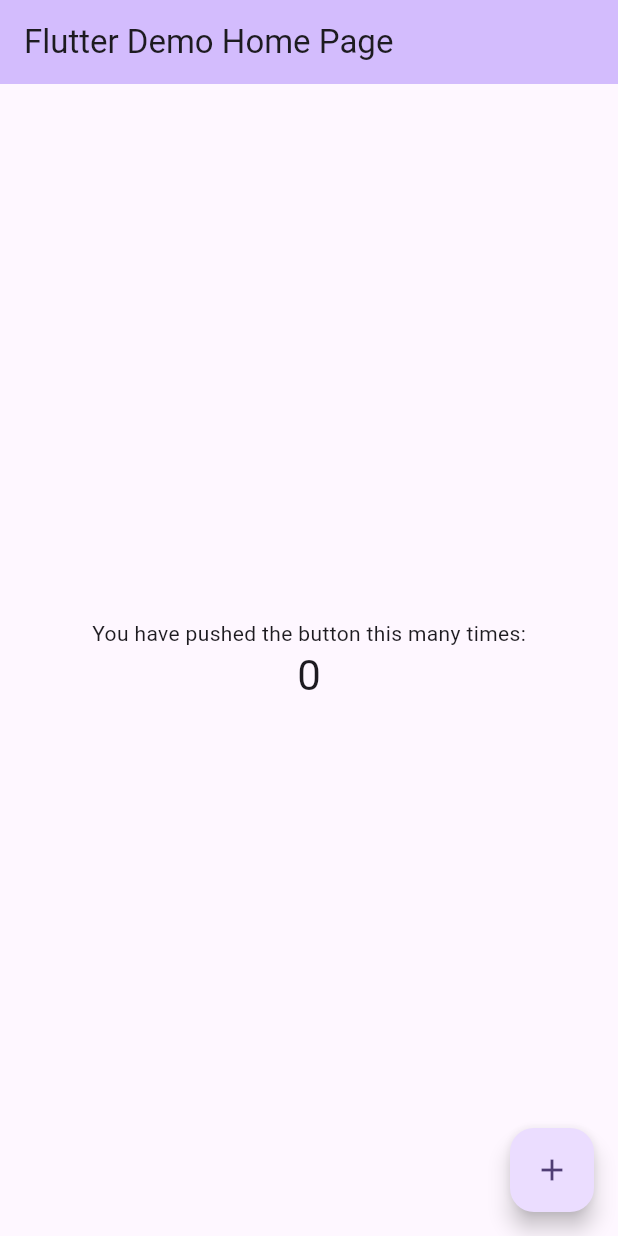
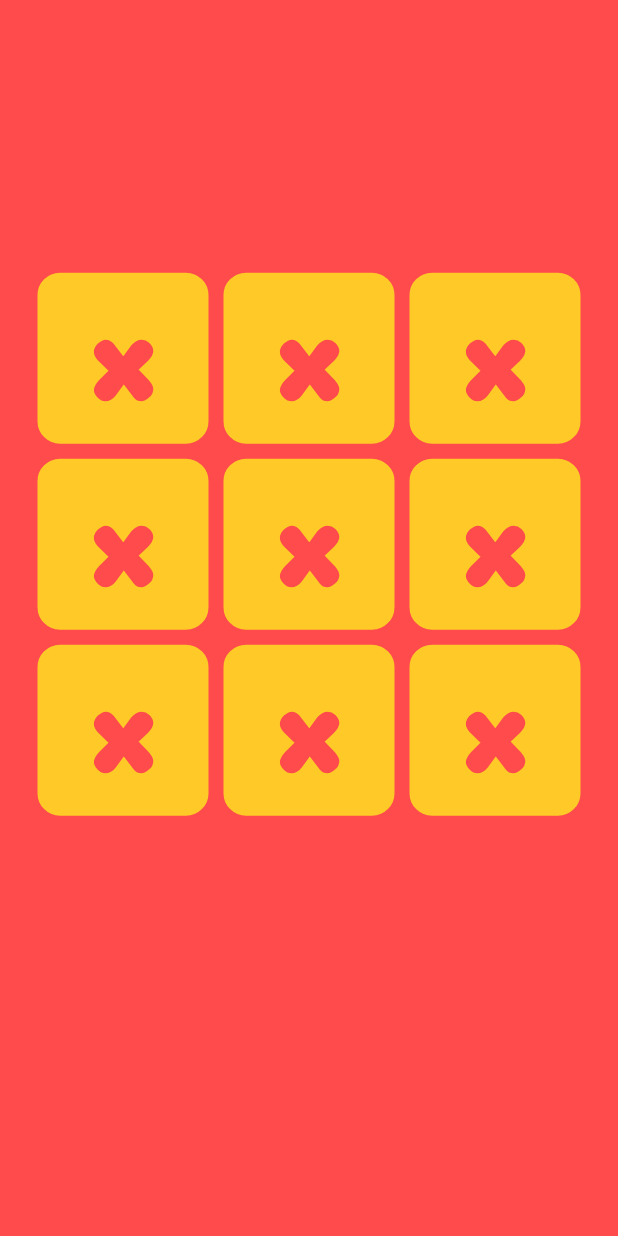
Before and after one commit to Mirzaazmath/flutter_tic_tac_toe_game, a Flutter app: the screen it shows after launch, on a phone screen of 412 x 824 dp. Run offline on Flutter 3.47's test engine with Material 3 defaults, Android fonts, the phone set to English and light mode, and no system bars.

Commit message:
added Game Screen UI

```diff
--- a/lib/main.dart
+++ b/lib/main.dart
@@ -1,125 +1,24 @@
 import 'package:flutter/material.dart';
+import 'package:tic_tac_toe_game/screens/play_game_screen.dart';
 
-void main() {
+void main(){
   runApp(const MyApp());
+
 }
-
 class MyApp extends StatelessWidget {
   const MyApp({super.key});
 
-  // This widget is the root of your application.
   @override
   Widget build(BuildContext context) {
-    return MaterialApp(
-      title: 'Flutter Demo',
+    return   MaterialApp(
+      debugShowCheckedModeBanner: false,
       theme: ThemeData(
-        // This is the theme of your application.
-        //
-        // TRY THIS: Try running your application with "flutter run". You'll see
-        // the application has a purple toolbar. Then, without quitting the app,
-        // try changing the seedColor in the colorScheme below to Colors.green
-        // and then invoke "hot reload" (save your changes or press the "hot
-        // reload" button in a Flutter-supported IDE, or press "r" if you used
-        // the command line to start the app).
-        //
-        // Notice that the counter didn't reset back to zero; the application
-        // state is not lost during the reload. To reset the state, use hot
-        // restart instead.
-        //
-        // This works for code too, not just values: Most code changes can be
-        // tested with just a hot reload.
-        colorScheme: ColorScheme.fromSeed(seedColor: Colors.deepPurple),
-        useMaterial3: true,
+        fontFamily: "Coiny",
+        primaryColor: const Color(0xffFF4b4b),
+        primaryColorLight:const  Color(0xffffca27),
+        primaryColorDark: const Color(0xff4169e8)
       ),
-      home: const MyHomePage(title: 'Flutter Demo Home Page'),
+      home: const PlayGameScreen(),
     );
   }
 }
-
-class MyHomePage extends StatefulWidget {
-  const MyHomePage({super.key, required this.title});
-
-  // This widget is the home page of your application. It is stateful, meaning
-  // that it has a State object (defined below) that contains fields that affect
-  // how it looks.
-
-  // This class is the configuration for the state. It holds the values (in this
-  // case the title) provided by the parent (in this case the App widget) and
-  // used by the build method of the State. Fields in a Widget subclass are
-  // always marked "final".
-
-  final String title;
-
-  @override
-  State<MyHomePage> createState() => _MyHomePageState();
-}
-
-class _MyHomePageState extends State<MyHomePage> {
-  int _counter = 0;
-
-  void _incrementCounter() {
-    setState(() {
-      // This call to setState tells the Flutter framework that something has
-      // changed in this State, which causes it to rerun the build method below
-      // so that the display can reflect the updated values. If we changed
-      // _counter without calling setState(), then the build method would not be
-      // called again, and so nothing would appear to happen.
-      _counter++;
-    });
-  }
-
-  @override
-  Widget build(BuildContext context) {
-    // This method is rerun every time setState is called, for instance as done
-    // by the _incrementCounter method above.
-    //
-    // The Flutter framework has been optimized to make rerunning build methods
-    // fast, so that you can just rebuild anything that needs updating rather
-    // than having to individually change instances of widgets.
-    return Scaffold(
-      appBar: AppBar(
-        // TRY THIS: Try changing the color here to a specific color (to
-        // Colors.amber, perhaps?) and trigger a hot reload to see the AppBar
-        // change color while the other colors stay the same.
-        backgroundColor: Theme.of(context).colorScheme.inversePrimary,
-        // Here we take the value from the MyHomePage object that was created by
-        // the App.build method, and use it to set our appbar title.
-        title: Text(widget.title),
-      ),
-      body: Center(
-        // Center is a layout widget. It takes a single child and positions it
-        // in the middle of the parent.
-        child: Column(
-          // Column is also a layout widget. It takes a list of children and
-          // arranges them vertically. By default, it sizes itself to fit its
-          // children horizontally, and tries to be as tall as its parent.
-          //
-          // Column has various properties to control how it sizes itself and
-          // how it positions its children. Here we use mainAxisAlignment to
-          // center the children vertically; the main axis here is the vertical
-          // axis because Columns are vertical (the cross axis would be
-          // horizontal).
-          //
-          // TRY THIS: Invoke "debug painting" (choose the "Toggle Debug Paint"
-          // action in the IDE, or press "p" in the console), to see the
-          // wireframe for each widget.
-          mainAxisAlignment: MainAxisAlignment.center,
-          children: <Widget>[
-            const Text(
-              'You have pushed the button this many times:',
-            ),
-            Text(
-              '$_counter',
-              style: Theme.of(context).textTheme.headlineMedium,
-            ),
-          ],
-        ),
-      ),
-      floatingActionButton: FloatingActionButton(
-        onPressed: _incrementCounter,
-        tooltip: 'Increment',
-        child: const Icon(Icons.add),
-      ), // This trailing comma makes auto-formatting nicer for build methods.
-    );
-  }
-}
--- /dev/null
+++ b/lib/screens/play_game_screen.dart
@@ -0,0 +1,48 @@
+import 'package:flutter/material.dart';
+
+class PlayGameScreen extends StatelessWidget {
+  const PlayGameScreen({super.key});
+
+  @override
+  Widget build(BuildContext context) {
+    return Scaffold(
+      backgroundColor: Theme.of(context).primaryColor,
+      body: SafeArea(
+        child: Padding(
+          padding: const EdgeInsets.all(20),
+          child: Column(
+            children: [
+              Expanded(
+                  flex: 1,
+                  child: Container()),
+              Expanded(
+                  flex: 3,
+                  child: GridView.builder(
+                      shrinkWrap: true,
+                      physics: const NeverScrollableScrollPhysics(),
+                      itemCount: 9,
+                      gridDelegate:
+                          const SliverGridDelegateWithFixedCrossAxisCount(
+                              crossAxisCount: 3),
+                      itemBuilder: (context, index) {
+                        return GestureDetector(
+                          child: Container(
+                            decoration: BoxDecoration(
+                              borderRadius: BorderRadius.circular(20),
+                                border: Border.all(width: 5,color: Theme.of(context).primaryColor),
+                                color: Theme.of(context).primaryColorLight),
+                            alignment: Alignment.center,
+                            child:  Text("X",style: Theme.of(context).textTheme.displayLarge?.copyWith(color: Theme.of(context).primaryColor,fontWeight: FontWeight.bold),),
+                          ),
+                        );
+                      })),
+              Expanded(
+                  flex: 1,
+                  child: Container()),
+            ],
+          ),
+        ),
+      ),
+    );
+  }
+}
```
